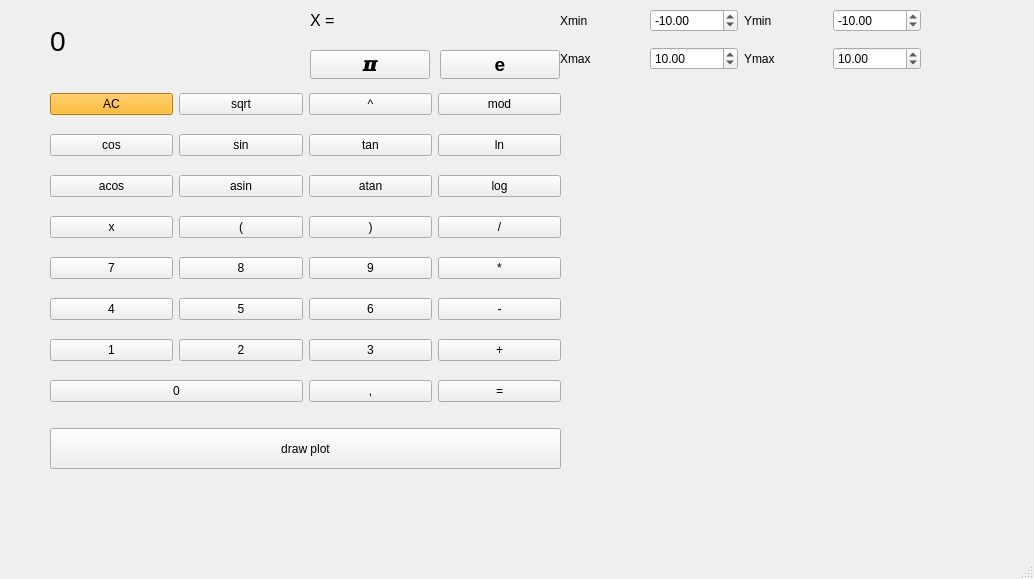
zzzhenekkk/smartcalc, file SmartCalc/mainwindow.ui: the form before one commit.
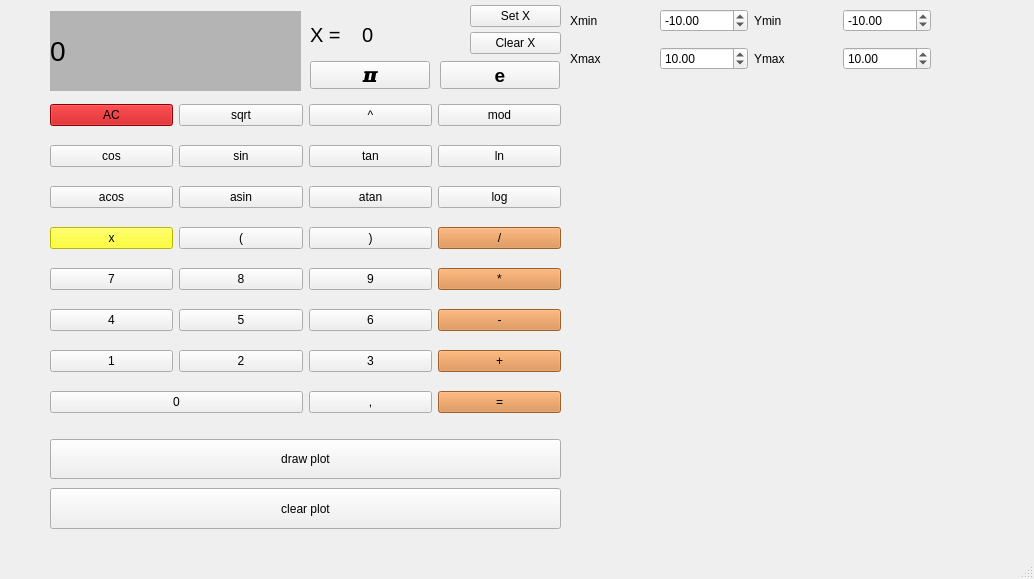
The form after the commit. Icons and pictures are not drawn. Custom widgets are drawn as their Qt base class.

Commit message: set x added buf foxed and plot upgraded

Patch:
```diff
--- a/SmartCalc/mainwindow.ui
+++ b/SmartCalc/mainwindow.ui
@@ -24,9 +24,9 @@
     <property name="geometry">
      <rect>
       <x>50</x>
-      <y>0</y>
-      <width>260</width>
-      <height>81</height>
+      <y>11</y>
+      <width>251</width>
+      <height>80</height>
      </rect>
     </property>
     <layout class="QVBoxLayout" name="verticalLayout">
@@ -49,6 +49,9 @@
        <property name="layoutDirection">
         <enum>Qt::RightToLeft</enum>
        </property>
+       <property name="styleSheet">
+        <string notr="true">background-color: rgb(180, 180, 180);</string>
+       </property>
        <property name="lineWidth">
         <number>2</number>
        </property>
@@ -63,14 +66,17 @@
     <property name="geometry">
      <rect>
       <x>50</x>
-      <y>80</y>
+      <y>91</y>
       <width>511</width>
-      <height>341</height>
+      <height>340</height>
      </rect>
     </property>
     <layout class="QGridLayout" name="gridLayout">
      <item row="7" column="3">
       <widget class="QPushButton" name="pushButton_equal">
+       <property name="styleSheet">
+        <string notr="true">background-color: rgb(218, 134, 61);</string>
+       </property>
        <property name="text">
         <string>=</string>
        </property>
@@ -92,6 +98,9 @@
      </item>
      <item row="6" column="3">
       <widget class="QPushButton" name="pushButton_plus">
+       <property name="styleSheet">
+        <string notr="true">background-color: rgb(218, 134, 61);</string>
+       </property>
        <property name="text">
         <string>+</string>
        </property>
@@ -113,6 +122,9 @@
      </item>
      <item row="5" column="3">
       <widget class="QPushButton" name="pushButton_minus">
+       <property name="styleSheet">
+        <string notr="true">background-color: rgb(218, 134, 61);</string>
+       </property>
        <property name="text">
         <string>-</string>
        </property>
@@ -155,6 +167,484 @@
      </item>
      <item row="3" column="0">
       <widget class="QPushButton" name="pushButton_x">
+       <property name="baseSize">
+        <size>
+         <width>7</width>
+         <height>0</height>
+        </size>
+       </property>
+       <property name="palette">
+        <palette>
+         <active>
+          <colorrole role="WindowText">
+           <brush brushstyle="SolidPattern">
+            <color alpha="255">
+             <red>0</red>
+             <green>0</green>
+             <blue>0</blue>
+            </color>
+           </brush>
+          </colorrole>
+          <colorrole role="Button">
+           <brush brushstyle="SolidPattern">
+            <color alpha="255">
+             <red>255</red>
+             <green>255</green>
+             <blue>0</blue>
+            </color>
+           </brush>
+          </colorrole>
+          <colorrole role="Light">
+           <brush brushstyle="SolidPattern">
+            <color alpha="255">
+             <red>255</red>
+             <green>255</green>
+             <blue>254</blue>
+            </color>
+           </brush>
+          </colorrole>
+          <colorrole role="Midlight">
+           <brush brushstyle="SolidPattern">
+            <color alpha="255">
+             <red>255</red>
+             <green>255</green>
+             <blue>190</blue>
+            </color>
+           </brush>
+          </colorrole>
+          <colorrole role="Dark">
+           <brush brushstyle="SolidPattern">
+            <color alpha="255">
+             <red>127</red>
+             <green>127</green>
+             <blue>63</blue>
+            </color>
+           </brush>
+          </colorrole>
+          <colorrole role="Mid">
+           <brush brushstyle="SolidPattern">
+            <color alpha="255">
+             <red>170</red>
+             <green>170</green>
+             <blue>85</blue>
+            </color>
+           </brush>
+          </colorrole>
+          <colorrole role="Text">
+           <brush brushstyle="SolidPattern">
+            <color alpha="255">
+             <red>0</red>
+             <green>0</green>
+             <blue>0</blue>
+            </color>
+           </brush>
+          </colorrole>
+          <colorrole role="BrightText">
+           <brush brushstyle="SolidPattern">
+            <color alpha="255">
+             <red>255</red>
+             <green>255</green>
+             <blue>255</blue>
+            </color>
+           </brush>
+          </colorrole>
+          <colorrole role="ButtonText">
+           <brush brushstyle="SolidPattern">
+            <color alpha="255">
+             <red>0</red>
+             <green>0</green>
+             <blue>0</blue>
+            </color>
+           </brush>
+          </colorrole>
+          <colorrole role="Base">
+           <brush brushstyle="SolidPattern">
+            <color alpha="255">
+             <red>255</red>
+             <green>255</green>
+             <blue>0</blue>
+            </color>
+           </brush>
+          </colorrole>
+          <colorrole role="Window">
+           <brush brushstyle="SolidPattern">
+            <color alpha="255">
+             <red>255</red>
+             <green>255</green>
+             <blue>0</blue>
+            </color>
+           </brush>
+          </colorrole>
+          <colorrole role="Shadow">
+           <brush brushstyle="SolidPattern">
+            <color alpha="255">
+             <red>0</red>
+             <green>0</green>
+             <blue>0</blue>
+            </color>
+           </brush>
+          </colorrole>
+          <colorrole role="AlternateBase">
+           <brush brushstyle="SolidPattern">
+            <color alpha="255">
+             <red>255</red>
+             <green>255</green>
+             <blue>191</blue>
+            </color>
+           </brush>
+          </colorrole>
+          <colorrole role="ToolTipBase">
+           <brush brushstyle="SolidPattern">
+            <color alpha="255">
+             <red>255</red>
+             <green>255</green>
+             <blue>220</blue>
+            </color>
+           </brush>
+          </colorrole>
+          <colorrole role="ToolTipText">
+           <brush brushstyle="SolidPattern">
+            <color alpha="255">
+             <red>0</red>
+             <green>0</green>
+             <blue>0</blue>
+            </color>
+           </brush>
+          </colorrole>
+          <colorrole role="PlaceholderText">
+           <brush brushstyle="SolidPattern">
+            <color alpha="127">
+             <red>0</red>
+             <green>0</green>
+             <blue>0</blue>
+            </color>
+           </brush>
+          </colorrole>
+          <colorrole role="Accent">
+           <brush brushstyle="SolidPattern">
+            <color alpha="255">
+             <red>255</red>
+             <green>255</green>
+             <blue>255</blue>
+            </color>
+           </brush>
+          </colorrole>
+         </active>
+         <inactive>
+          <colorrole role="WindowText">
+           <brush brushstyle="SolidPattern">
+            <color alpha="255">
+             <red>0</red>
+             <green>0</green>
+             <blue>0</blue>
+            </color>
+           </brush>
+          </colorrole>
+          <colorrole role="Button">
+           <brush brushstyle="SolidPattern">
+            <color alpha="255">
+             <red>255</red>
+             <green>255</green>
+             <blue>0</blue>
+            </color>
+           </brush>
+          </colorrole>
+          <colorrole role="Light">
+           <brush brushstyle="SolidPattern">
+            <color alpha="255">
+             <red>255</red>
+             <green>255</green>
+             <blue>254</blue>
+            </color>
+           </brush>
+          </colorrole>
+          <colorrole role="Midlight">
+           <brush brushstyle="SolidPattern">
+            <color alpha="255">
+             <red>255</red>
+             <green>255</green>
+             <blue>190</blue>
+            </color>
+           </brush>
+          </colorrole>
+          <colorrole role="Dark">
+           <brush brushstyle="SolidPattern">
+            <color alpha="255">
+             <red>127</red>
+             <green>127</green>
+             <blue>63</blue>
+            </color>
+           </brush>
+          </colorrole>
+          <colorrole role="Mid">
+           <brush brushstyle="SolidPattern">
+            <color alpha="255">
+             <red>170</red>
+             <green>170</green>
+             <blue>85</blue>
+            </color>
+           </brush>
+          </colorrole>
+          <colorrole role="Text">
+           <brush brushstyle="SolidPattern">
+            <color alpha="255">
+             <red>0</red>
+             <green>0</green>
+             <blue>0</blue>
+            </color>
+           </brush>
+          </colorrole>
+          <colorrole role="BrightText">
+           <brush brushstyle="SolidPattern">
+            <color alpha="255">
+             <red>255</red>
+             <green>255</green>
+             <blue>255</blue>
+            </color>
+           </brush>
+          </colorrole>
+          <colorrole role="ButtonText">
+           <brush brushstyle="SolidPattern">
+            <color alpha="255">
+             <red>0</red>
+             <green>0</green>
+             <blue>0</blue>
+            </color>
+           </brush>
+          </colorrole>
+          <colorrole role="Base">
+           <brush brushstyle="SolidPattern">
+            <color alpha="255">
+             <red>255</red>
+             <green>255</green>
+             <blue>0</blue>
+            </color>
+           </brush>
+          </colorrole>
+          <colorrole role="Window">
+           <brush brushstyle="SolidPattern">
+            <color alpha="255">
+             <red>255</red>
+             <green>255</green>
+             <blue>0</blue>
+            </color>
+           </brush>
+          </colorrole>
+          <colorrole role="Shadow">
+           <brush brushstyle="SolidPattern">
+            <color alpha="255">
+             <red>0</red>
+             <green>0</green>
+             <blue>0</blue>
+            </color>
+           </brush>
+          </colorrole>
+          <colorrole role="AlternateBase">
+           <brush brushstyle="SolidPattern">
+            <color alpha="255">
+             <red>255</red>
+             <green>255</green>
+             <blue>191</blue>
+            </color>
+           </brush>
+          </colorrole>
+          <colorrole role="ToolTipBase">
+           <brush brushstyle="SolidPattern">
+            <color alpha="255">
+             <red>255</red>
+             <green>255</green>
+             <blue>220</blue>
+            </color>
+           </brush>
+          </colorrole>
+          <colorrole role="ToolTipText">
+           <brush brushstyle="SolidPattern">
+            <color alpha="255">
+             <red>0</red>
+             <green>0</green>
+             <blue>0</blue>
+            </color>
+           </brush>
+          </colorrole>
+          <colorrole role="PlaceholderText">
+           <brush brushstyle="SolidPattern">
+            <color alpha="127">
+             <red>0</red>
+             <green>0</green>
+             <blue>0</blue>
+            </color>
+           </brush>
+          </colorrole>
+          <colorrole role="Accent">
+           <brush brushstyle="SolidPattern">
+            <color alpha="255">
+             <red>255</red>
+             <green>255</green>
+             <blue>255</blue>
+            </color>
+           </brush>
+          </colorrole>
+         </inactive>
+         <disabled>
+          <colorrole role="WindowText">
+           <brush brushstyle="SolidPattern">
+            <color alpha="255">
+             <red>127</red>
+             <green>127</green>
+             <blue>63</blue>
+            </color>
+           </brush>
+          </colorrole>
+          <colorrole role="Button">
+           <brush brushstyle="SolidPattern">
+            <color alpha="255">
+             <red>255</red>
+             <green>255</green>
+             <blue>0</blue>
+            </color>
+           </brush>
+          </colorrole>
+          <colorrole role="Light">
+           <brush brushstyle="SolidPattern">
+            <color alpha="255">
+             <red>255</red>
+             <green>255</green>
+             <blue>254</blue>
+            </color>
+           </brush>
+          </colorrole>
+          <colorrole role="Midlight">
+           <brush brushstyle="SolidPattern">
+            <color alpha="255">
+             <red>255</red>
+             <green>255</green>
+             <blue>190</blue>
+            </color>
+           </brush>
+          </colorrole>
+          <colorrole role="Dark">
+           <brush brushstyle="SolidPattern">
+            <color alpha="255">
+             <red>127</red>
+             <green>127</green>
+             <blue>63</blue>
+            </color>
+           </brush>
+          </colorrole>
+          <colorrole role="Mid">
+           <brush brushstyle="SolidPattern">
+            <color alpha="255">
+             <red>170</red>
+             <green>170</green>
+             <blue>85</blue>
+            </color>
+           </brush>
+          </colorrole>
+          <colorrole role="Text">
+           <brush brushstyle="SolidPattern">
+            <color alpha="255">
+             <red>127</red>
+             <green>127</green>
+             <blue>63</blue>
+            </color>
+           </brush>
+          </colorrole>
+          <colorrole role="BrightText">
+           <brush brushstyle="SolidPattern">
+            <color alpha="255">
+             <red>255</red>
+             <green>255</green>
+             <blue>255</blue>
+            </color>
+           </brush>
+          </colorrole>
+          <colorrole role="ButtonText">
+           <brush brushstyle="SolidPattern">
+            <color alpha="255">
+             <red>127</red>
+             <green>127</green>
+             <blue>63</blue>
+            </color>
+           </brush>
+          </colorrole>
+          <colorrole role="Base">
+           <brush brushstyle="SolidPattern">
+            <color alpha="255">
+             <red>255</red>
+             <green>255</green>
+             <blue>0</blue>
+            </color>
+           </brush>
+          </colorrole>
+          <colorrole role="Window">
+           <brush brushstyle="SolidPattern">
+            <color alpha="255">
+             <red>255</red>
+             <green>255</green>
+             <blue>0</blue>
+            </color>
+           </brush>
+          </colorrole>
+          <colorrole role="Shadow">
+           <brush brushstyle="SolidPattern">
+            <color alpha="255">
+             <red>0</red>
+             <green>0</green>
+             <blue>0</blue>
+            </color>
+           </brush>
+          </colorrole>
+          <colorrole role="AlternateBase">
+           <brush brushstyle="SolidPattern">
+            <color alpha="255">
+             <red>255</red>
+             <green>255</green>
+             <blue>127</blue>
+            </color>
+           </brush>
+          </colorrole>
+          <colorrole role="ToolTipBase">
+           <brush brushstyle="SolidPattern">
+            <color alpha="255">
+             <red>255</red>
+             <green>255</green>
+             <blue>220</blue>
+            </color>
+           </brush>
+          </colorrole>
+          <colorrole role="ToolTipText">
+           <brush brushstyle="SolidPattern">
+            <color alpha="255">
+             <red>0</red>
+             <green>0</green>
+             <blue>0</blue>
+            </color>
+           </brush>
+          </colorrole>
+          <colorrole role="PlaceholderText">
+           <brush brushstyle="SolidPattern">
+            <color alpha="127">
+             <red>127</red>
+             <green>127</green>
+             <blue>63</blue>
+            </color>
+           </brush>
+          </colorrole>
+          <colorrole role="Accent">
+           <brush brushstyle="SolidPattern">
+            <color alpha="255">
+             <red>255</red>
+             <green>255</green>
+             <blue>203</blue>
+            </color>
+           </brush>
+          </colorrole>
+         </disabled>
+        </palette>
+       </property>
+       <property name="styleSheet">
+        <string notr="true">background-color: rgb(255, 255, 0);</string>
+       </property>
        <property name="text">
         <string>x</string>
        </property>
@@ -162,6 +652,9 @@
      </item>
      <item row="3" column="3">
       <widget class="QPushButton" name="pushButton_div">
+       <property name="styleSheet">
+        <string notr="true">background-color: rgb(218, 134, 61);</string>
+       </property>
        <property name="text">
         <string>/</string>
        </property>
@@ -274,9 +767,9 @@
           <colorrole role="Button">
            <brush brushstyle="SolidPattern">
             <color alpha="255">
-             <red>255</red>
-             <green>170</green>
-             <blue>0</blue>
+             <red>194</red>
+             <green>0</green>
+             <blue>3</blue>
             </color>
            </brush>
           </colorrole>
@@ -346,18 +839,18 @@
           <colorrole role="Base">
            <brush brushstyle="SolidPattern">
             <color alpha="255">
-             <red>255</red>
-             <green>255</green>
-             <blue>255</blue>
+             <red>194</red>
+             <green>0</green>
+             <blue>3</blue>
             </color>
            </brush>
           </colorrole>
           <colorrole role="Window">
            <brush brushstyle="SolidPattern">
             <color alpha="255">
-             <red>255</red>
-             <green>170</green>
-             <blue>0</blue>
+             <red>194</red>
+             <green>0</green>
+             <blue>3</blue>
             </color>
            </brush>
           </colorrole>
@@ -429,9 +922,9 @@
           <colorrole role="Button">
            <brush brushstyle="SolidPattern">
             <color alpha="255">
-             <red>255</red>
-             <green>170</green>
-             <blue>0</blue>
+             <red>194</red>
+             <green>0</green>
+             <blue>3</blue>
             </color>
            </brush>
           </colorrole>
@@ -501,18 +994,18 @@
           <colorrole role="Base">
            <brush brushstyle="SolidPattern">
             <color alpha="255">
-             <red>255</red>
-             <green>255</green>
-             <blue>255</blue>
+             <red>194</red>
+             <green>0</green>
+             <blue>3</blue>
             </color>
            </brush>
           </colorrole>
           <colorrole role="Window">
            <brush brushstyle="SolidPattern">
             <color alpha="255">
-             <red>255</red>
-             <green>170</green>
-             <blue>0</blue>
+             <red>194</red>
+             <green>0</green>
+             <blue>3</blue>
             </color>
            </brush>
           </colorrole>
@@ -584,9 +1077,9 @@
           <colorrole role="Button">
            <brush brushstyle="SolidPattern">
             <color alpha="255">
-             <red>255</red>
-             <green>170</green>
-             <blue>0</blue>
+             <red>194</red>
+             <green>0</green>
+             <blue>3</blue>
             </color>
            </brush>
           </colorrole>
@@ -656,18 +1149,18 @@
           <colorrole role="Base">
            <brush brushstyle="SolidPattern">
             <color alpha="255">
-             <red>255</red>
-             <green>170</green>
-             <blue>0</blue>
+             <red>194</red>
+             <green>0</green>
+             <blue>3</blue>
             </color>
            </brush>
           </colorrole>
           <colorrole role="Window">
            <brush brushstyle="SolidPattern">
             <color alpha="255">
-             <red>255</red>
-             <green>170</green>
-             <blue>0</blue>
+             <red>194</red>
+             <green>0</green>
+             <blue>3</blue>
             </color>
            </brush>
           </colorrole>
@@ -728,6 +1221,9 @@
          </disabled>
         </palette>
        </property>
+       <property name="styleSheet">
+        <string notr="true">background-color: rgb(194, 0, 3);</string>
+       </property>
        <property name="text">
         <string>AC</string>
        </property>
@@ -767,6 +1263,9 @@
      </item>
      <item row="4" column="3">
       <widget class="QPushButton" name="pushButton_mul">
+       <property name="styleSheet">
+        <string notr="true">background-color: rgb(218, 134, 61);</string>
+       </property>
        <property name="text">
         <string>*</string>
        </property>
@@ -791,31 +1290,13 @@
      </rect>
     </property>
    </widget>
-   <widget class="QLabel" name="label">
-    <property name="geometry">
-     <rect>
-      <x>310</x>
-      <y>0</y>
-      <width>251</width>
-      <height>41</height>
-     </rect>
-    </property>
-    <property name="font">
-     <font>
-      <pointsize>12</pointsize>
-     </font>
-    </property>
-    <property name="text">
-     <string>X = </string>
-    </property>
-   </widget>
    <widget class="QPushButton" name="pushButton_pi">
     <property name="geometry">
      <rect>
       <x>310</x>
-      <y>50</y>
+      <y>61</y>
       <width>120</width>
-      <height>29</height>
+      <height>28</height>
      </rect>
     </property>
     <property name="font">
@@ -832,9 +1313,9 @@
     <property name="geometry">
      <rect>
       <x>440</x>
-      <y>50</y>
+      <y>61</y>
       <width>120</width>
-      <height>29</height>
+      <height>28</height>
      </rect>
     </property>
     <property name="font">
@@ -850,7 +1331,7 @@
    <widget class="QWidget" name="gridLayoutWidget_2">
     <property name="geometry">
      <rect>
-      <x>560</x>
+      <x>570</x>
       <y>0</y>
       <width>361</width>
       <height>80</height>
@@ -967,15 +1448,105 @@
     <property name="geometry">
      <rect>
       <x>50</x>
-      <y>428</y>
+      <y>439</y>
       <width>511</width>
-      <height>41</height>
+      <height>40</height>
      </rect>
     </property>
     <property name="text">
      <string>draw plot</string>
     </property>
    </widget>
+   <widget class="QLabel" name="label">
+    <property name="geometry">
+     <rect>
+      <x>310</x>
+      <y>11</y>
+      <width>41</width>
+      <height>48</height>
+     </rect>
+    </property>
+    <property name="font">
+     <font>
+      <pointsize>15</pointsize>
+     </font>
+    </property>
+    <property name="text">
+     <string>X = </string>
+    </property>
+   </widget>
+   <widget class="QLabel" name="x_value">
+    <property name="geometry">
+     <rect>
+      <x>362</x>
+      <y>10</y>
+      <width>81</width>
+      <height>50</height>
+     </rect>
+    </property>
+    <property name="font">
+     <font>
+      <pointsize>15</pointsize>
+     </font>
+    </property>
+    <property name="text">
+     <string>0</string>
+    </property>
+   </widget>
+   <widget class="QWidget" name="verticalLayoutWidget_2">
+    <property name="geometry">
+     <rect>
+      <x>470</x>
+      <y>0</y>
+      <width>91</width>
+      <height>61</height>
+     </rect>
+    </property>
+    <layout class="QVBoxLayout" name="verticalLayout_2">
+     <property name="spacing">
+      <number>0</number>
+     </property>
+     <item>
+      <widget class="QPushButton" name="Set_X">
+       <property name="text">
+        <string>Set X</string>
+       </property>
+      </widget>
+     </item>
+     <item>
+      <widget class="QPushButton" name="Clear_X">
+       <property name="sizePolicy">
+        <sizepolicy hsizetype="MinimumExpanding" vsizetype="Fixed">
+         <horstretch>0</horstretch>
+         <verstretch>0</verstretch>
+        </sizepolicy>
+       </property>
+       <property name="minimumSize">
+        <size>
+         <width>0</width>
+         <height>20</height>
+        </size>
+       </property>
+       <property name="text">
+        <string>Clear X</string>
+       </property>
+      </widget>
+     </item>
+    </layout>
+   </widget>
+   <widget class="QPushButton" name="pushButton_clear_plot">
+    <property name="geometry">
+     <rect>
+      <x>50</x>
+      <y>488</y>
+      <width>511</width>
+      <height>41</height>
+     </rect>
+    </property>
+    <property name="text">
+     <string>clear plot</string>
+    </property>
+   </widget>
   </widget>
   <widget class="QMenuBar" name="menubar">
    <property name="geometry">
```
The commit also changes 2 other files.
